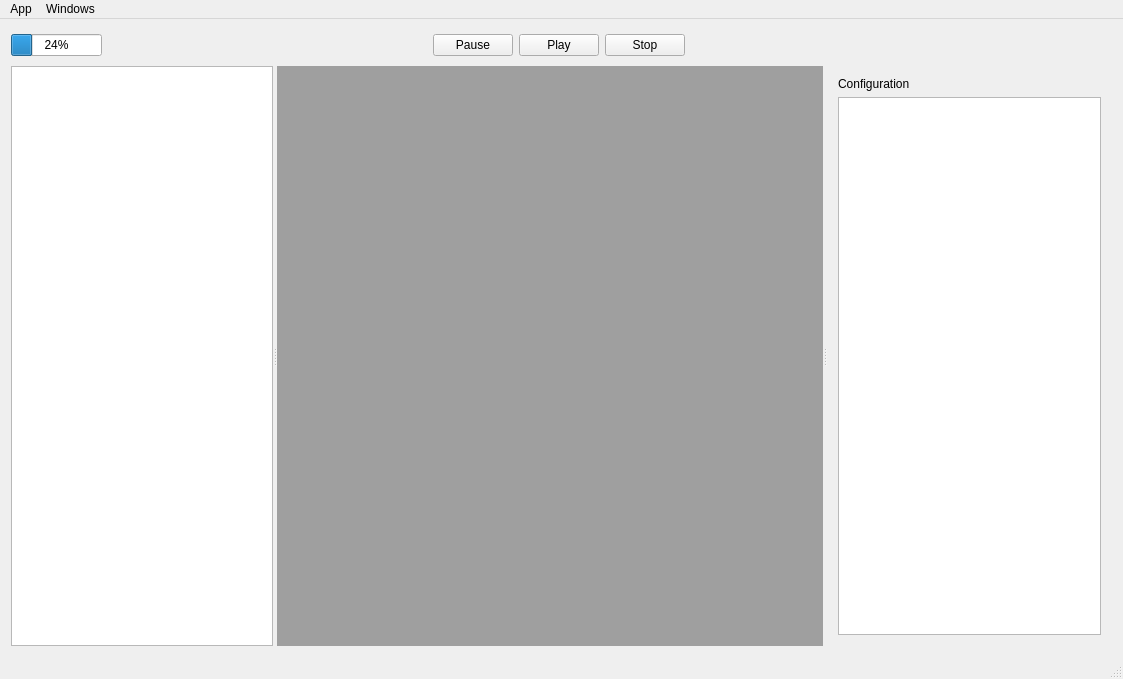
Above: src/gui/mainwindow.ui from RoboJackets/igvc-software before the change. Below: the same form after it.
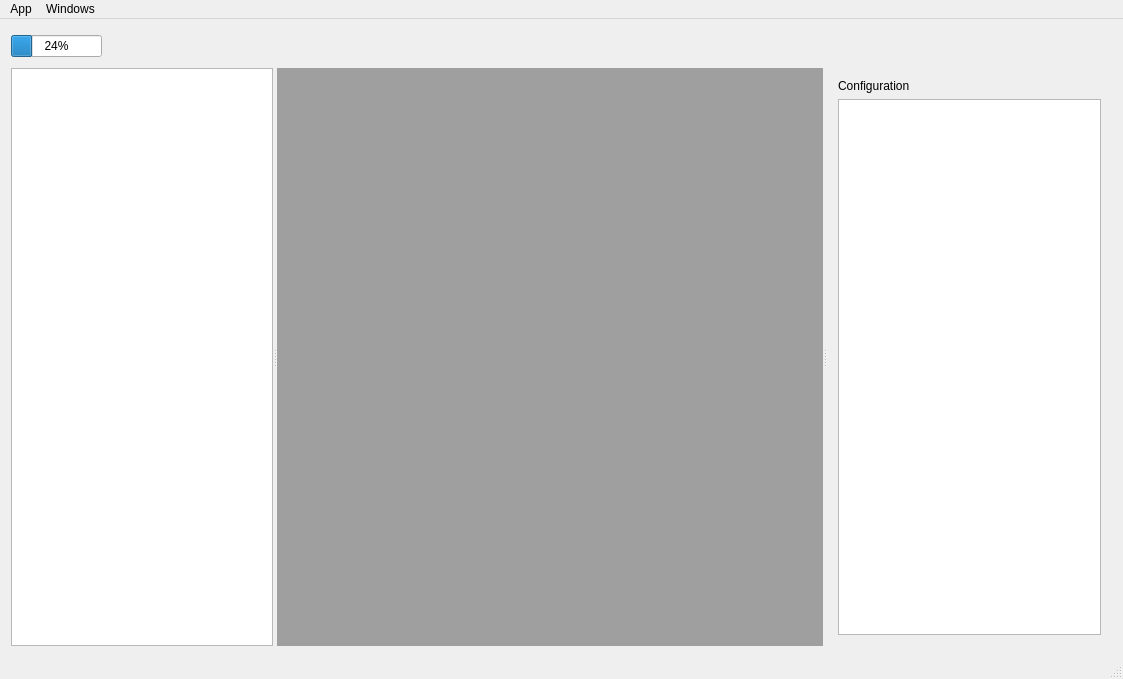
That is the form after the change. Icons and pictures are not drawn. Custom widgets are drawn as their Qt base class.

Commit message: Changes to clearner flat-style icons.

The edit to the form file:
```diff
--- a/src/gui/mainwindow.ui
+++ b/src/gui/mainwindow.ui
@@ -32,7 +32,7 @@
         <property name="minimumSize">
          <size>
           <width>0</width>
-          <height>30</height>
+          <height>32</height>
          </size>
         </property>
         <layout class="QGridLayout" name="gridLayout_2">
@@ -50,6 +50,9 @@
          </property>
          <item row="0" column="0">
           <layout class="QHBoxLayout" name="horizontalLayout">
+           <property name="sizeConstraint">
+            <enum>QLayout::SetDefaultConstraint</enum>
+           </property>
            <item>
             <widget class="BatteryIndicator" name="batteryIndicator">
              <property name="sizePolicy">
@@ -70,6 +73,9 @@
              <property name="value">
               <number>24</number>
              </property>
+             <property name="invertedAppearance">
+              <bool>false</bool>
+             </property>
             </widget>
            </item>
            <item>
@@ -85,33 +91,61 @@
              </property>
             </spacer>
            </item>
-           <item>
-            <widget class="QPushButton" name="pauseButton">
-             <property name="text">
-              <string>Pause</string>
-             </property>
-            </widget>
-           </item>
            <item>
             <widget class="QPushButton" name="playButton">
              <property name="text">
-              <string>Play</string>
+              <string/>
+             </property>
+             <property name="icon">
+              <iconset resource="resources.qrc">
+               <normaloff>:/images/Play</normaloff>:/images/Play</iconset>
+             </property>
+             <property name="iconSize">
+              <size>
+               <width>32</width>
+               <height>32</height>
+              </size>
+             </property>
+             <property name="flat">
+              <bool>true</bool>
              </property>
             </widget>
            </item>
            <item>
             <widget class="QPushButton" name="stopButton">
+             <property name="autoFillBackground">
+              <bool>false</bool>
+             </property>
              <property name="text">
-              <string>Stop</string>
+              <string/>
+             </property>
+             <property name="icon">
+              <iconset resource="resources.qrc">
+               <normaloff>:/images/Stop</normaloff>:/images/Stop</iconset>
+             </property>
+             <property name="iconSize">
+              <size>
+               <width>32</width>
+               <height>32</height>
+              </size>
+             </property>
+             <property name="flat">
+              <bool>true</bool>
              </property>
             </widget>
            </item>
            <item>
             <widget class="QPushButton" name="joystickButton">
+             <property name="sizePolicy">
+              <sizepolicy hsizetype="Fixed" vsizetype="Fixed">
+               <horstretch>0</horstretch>
+               <verstretch>0</verstretch>
+              </sizepolicy>
+             </property>
              <property name="minimumSize">
               <size>
-               <width>0</width>
-               <height>0</height>
+               <width>32</width>
+               <height>32</height>
               </size>
              </property>
              <property name="toolTip">
```
The commit also changes 6 other files.
